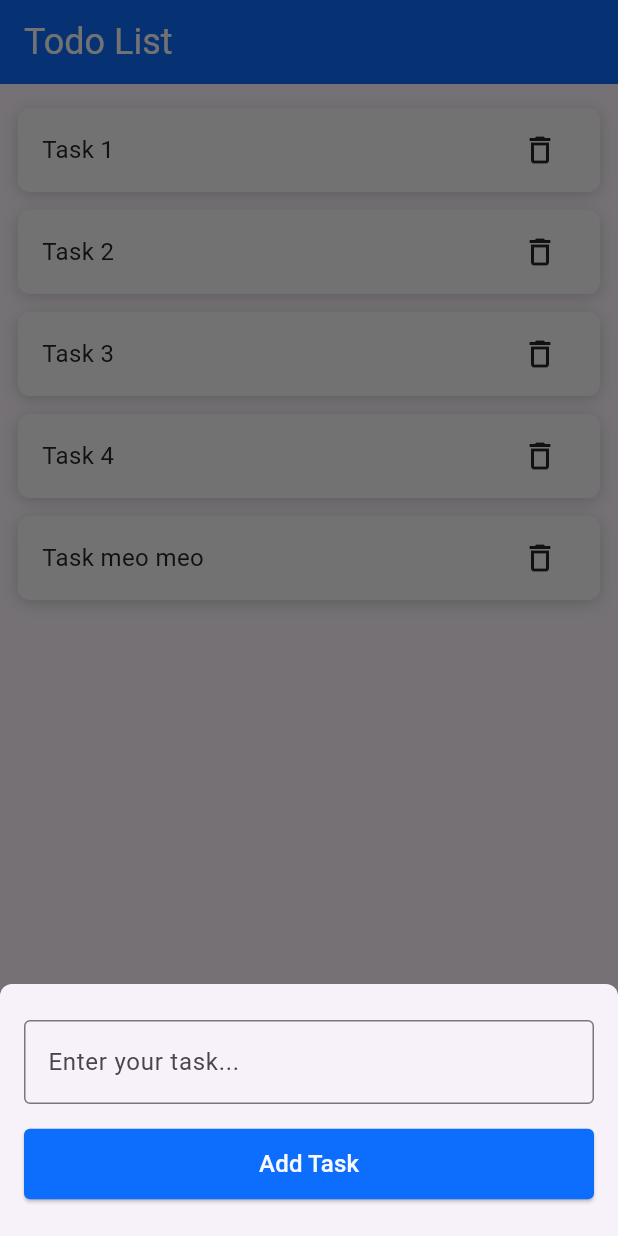
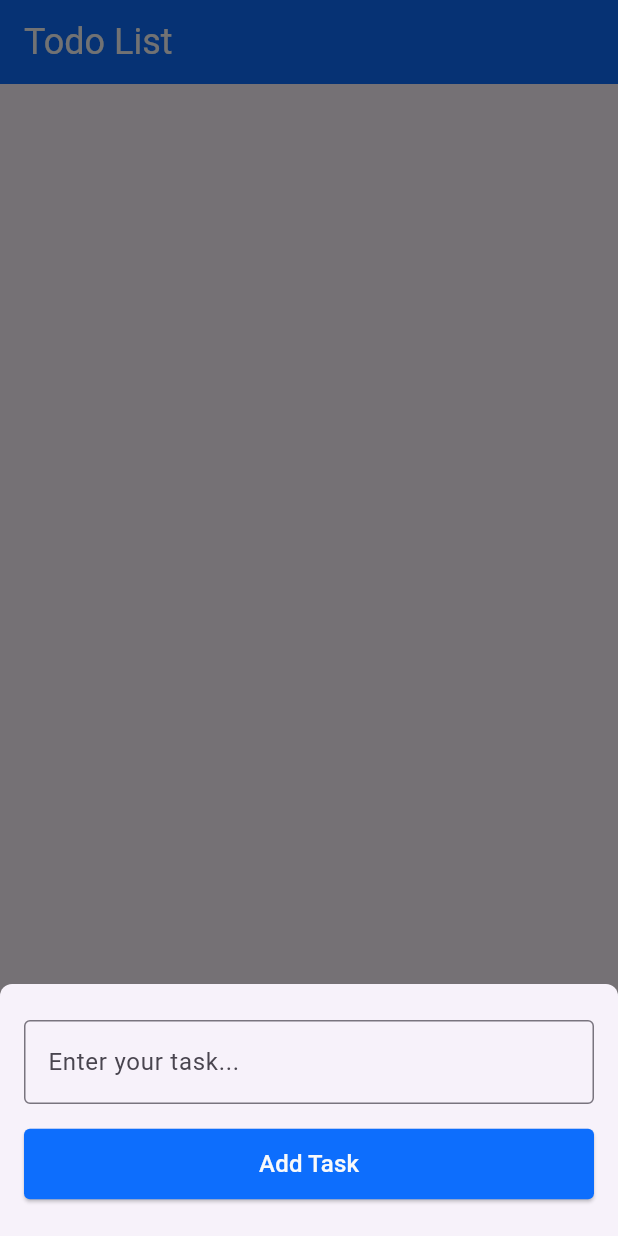
Before and after one commit to gdsthanhtung/learn-flutter, a Flutter app: the screen it shows after launch, after a tap on the "add" icon, on a phone screen of 412 x 824 dp. Run offline on Flutter 3.47's test engine with Material 3 defaults, Android fonts, the phone set to English and light mode, and no system bars.

Commit message:
Complete app TodoList

```diff
--- a/lib/MyTodoList.dart
+++ b/lib/MyTodoList.dart
@@ -5,15 +5,11 @@ import 'widget/modal_bottom_widget.dart';
 import 'model/data_items.dart';
 
 class MyTodoList extends StatelessWidget {
-  const MyTodoList({super.key});
+  const MyTodoList(this.taskList, this.addTask, this.removeTask, {super.key});
 
-  static const List<DataItems> tasks = [
-    DataItems(id: '1', name: 'Task 1'),
-    DataItems(id: '2', name: 'Task 2'),
-    DataItems(id: '3', name: 'Task 3'),
-    DataItems(id: '4', name: 'Task 4'),
-    DataItems(id: '5', name: 'Task meo meo'),
-  ];
+  final List<DataItems> taskList;
+  final Function addTask;
+  final Function removeTask;
 
   @override
   Widget build(BuildContext context) {
@@ -29,7 +25,13 @@ class MyTodoList extends StatelessWidget {
         child: Container(
           padding: const EdgeInsets.symmetric(horizontal: 12.0, vertical: 16.0),
           child: Column(
-            children: tasks.map((item) => ItemTaskWidget(item: item)).toList(),
+            children:
+                taskList
+                    .map(
+                      (item) =>
+                          ItemTaskWidget(item: item, removeTask: removeTask),
+                    )
+                    .toList(),
           ),
         ),
       ),
@@ -44,7 +46,7 @@ class MyTodoList extends StatelessWidget {
             isScrollControlled: true,
             context: context,
             builder: (context) {
-              return ModalBottomWidget();
+              return ModalBottomWidget(addTask: addTask);
             },
           );
         },
--- a/lib/main.dart
+++ b/lib/main.dart
@@ -1,19 +1,38 @@
 import 'package:flutter/material.dart';
 import 'MyTodoList.dart';
+import 'model/data_items.dart';
 
 void main() {
   runApp(const MyApp());
 }
 
-class MyApp extends StatelessWidget {
+class MyApp extends StatefulWidget {
   const MyApp({super.key});
 
-  // This widget is the root of your application.
+  @override
+  State<MyApp> createState() => _MyAppState();
+}
+
+class _MyAppState extends State<MyApp> {
+  final List<DataItems> taskList = [];
+  void addTask(String taskName) {
+    final newTask = DataItems(id: DateTime.now().toString(), name: taskName);
+    setState(() {
+      taskList.add(newTask);
+    });
+  }
+
+  void removeTask(String taskId) {
+    setState(() {
+      taskList.removeWhere((task) => task.id == taskId);
+    });
+  }
+
   @override
   Widget build(BuildContext context) {
     return MaterialApp(
       debugShowCheckedModeBanner: false,
-      home: const MyTodoList(),
+      home: MyTodoList(taskList, addTask, removeTask),
     );
   }
 }
--- a/lib/widget/modal_bottom_widget.dart
+++ b/lib/widget/modal_bottom_widget.dart
@@ -2,7 +2,24 @@ import 'package:flutter/material.dart';
 import '../config/app_colors.dart';
 
 class ModalBottomWidget extends StatelessWidget {
-  const ModalBottomWidget({super.key});
+  ModalBottomWidget({super.key, required this.addTask});
+  final Function addTask;
+  final TextEditingController controller = TextEditingController();
+
+  void _handleOnPress(BuildContext context) {
+    final taskName = controller.text.trim();
+    if (taskName.isNotEmpty) {
+      addTask(taskName);
+      ScaffoldMessenger.of(
+        context,
+      ).showSnackBar(SnackBar(content: Text('Task "$taskName" added!')));
+      Navigator.pop(context);
+    } else {
+      ScaffoldMessenger.of(
+        context,
+      ).showSnackBar(const SnackBar(content: Text('Please enter a task name')));
+    }
+  }
 
   @override
   Widget build(BuildContext context) {
@@ -13,6 +30,7 @@ class ModalBottomWidget extends StatelessWidget {
         child: Column(
           children: [
             TextField(
+              controller: controller,
               decoration: InputDecoration(
                 labelText: 'Enter your task...',
                 border: OutlineInputBorder(
@@ -41,7 +59,7 @@ class ModalBottomWidget extends StatelessWidget {
                   ),
                 ),
                 onPressed: () {
-                  print('Task added!'); // Placeholder for adding task logic
+                  _handleOnPress(context);
                 },
                 child: const Text(
                   'Add Task',
```
Also changed, not shown: lib/widget/item_task_widget.dart (+45 -8 lines).
